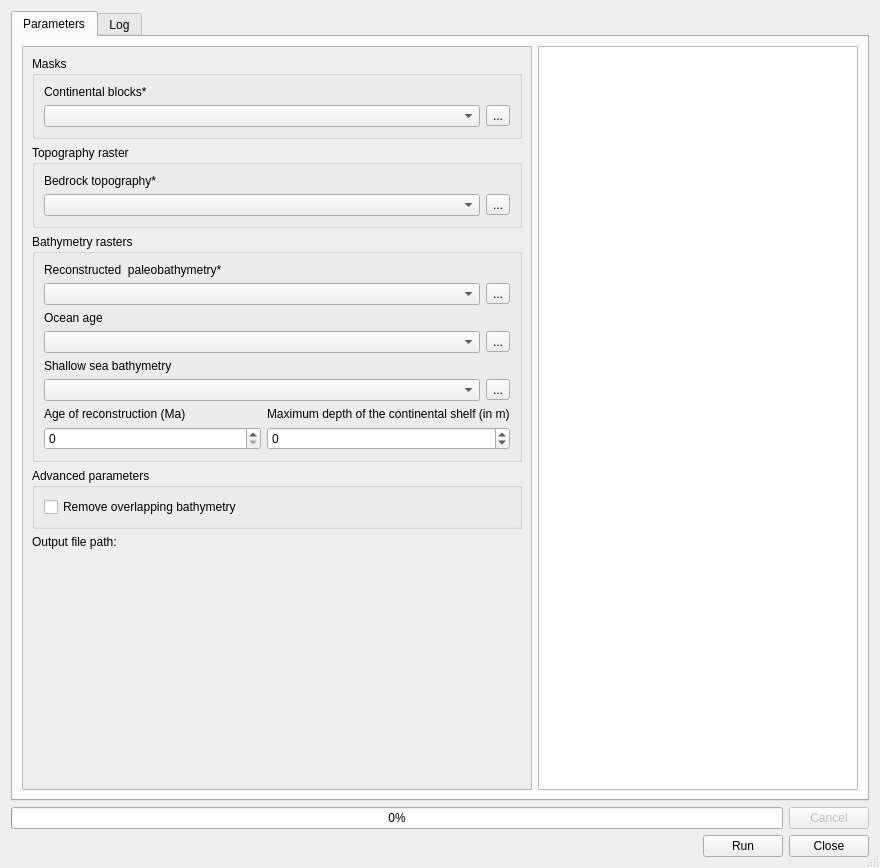
Before: the Qt Designer form ui/compile_tb.ui in jaminzoda/terra-antiqua, drawn with Qt 5.
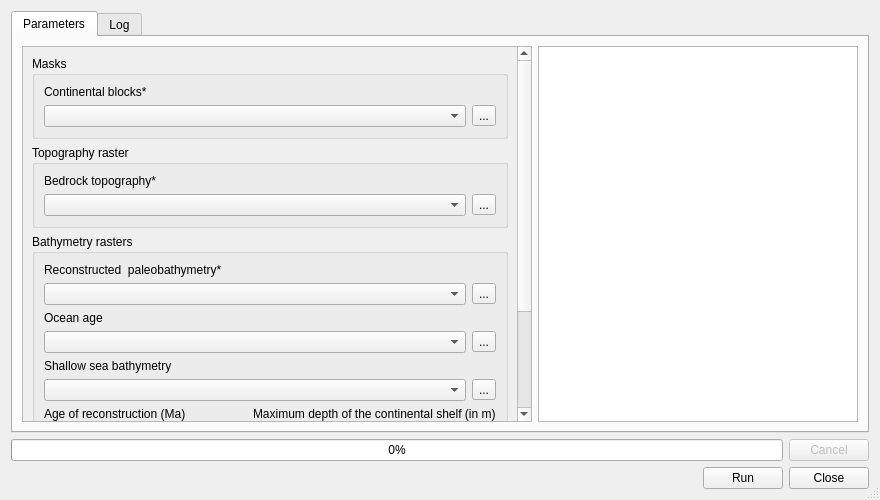
After: the same form once the commit is applied. Custom widgets are drawn as their Qt base class.

```diff
--- a/ui/compile_tb.ui
+++ b/ui/compile_tb.ui
@@ -7,7 +7,7 @@
     <x>0</x>
     <y>0</y>
     <width>880</width>
-    <height>868</height>
+    <height>500</height>
    </rect>
   </property>
   <property name="sizePolicy">
```
